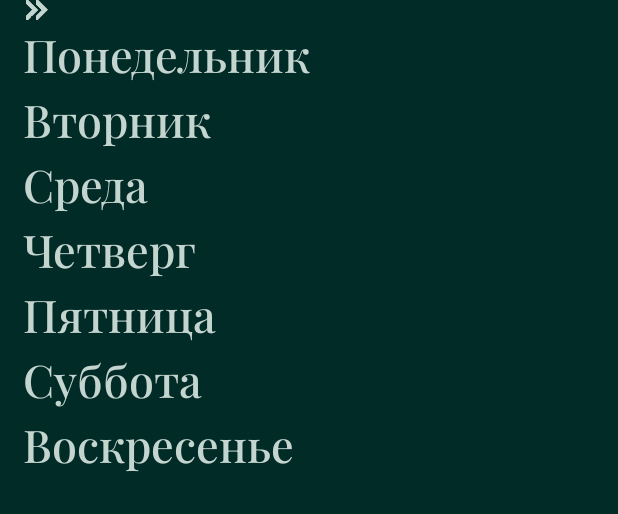
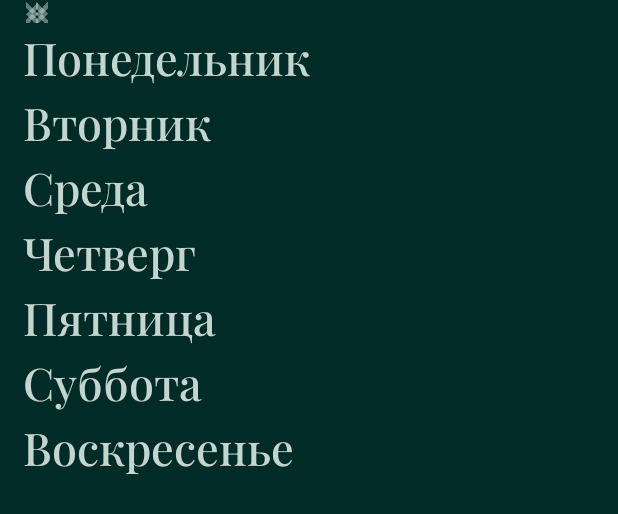
Before and after one commit to madebyhidden/DPV_FA, an Android app: the layout activity_time_table.xml on its own in the app's theme, with its tools: preview values and no code run, on a phone screen of 412 x 824 dp. Shown: the top 514 px of the screen. Run offline under Robolectric (Android 15) with nearby library versions, the phone set to English and light mode, and no system bars.

Commit message:
v = 0.6.6

```diff
--- a/app/src/main/res/layout/activity_time_table.xml
+++ b/app/src/main/res/layout/activity_time_table.xml
@@ -14,6 +14,18 @@
         android:layout_width="wrap_content"
         android:layout_height="wrap_content"
         tools:ignore="MissingConstraints">
+        <ImageView
+            android:id="@+id/imageView4"
+            android:layout_width="49dp"
+            android:layout_height="13dp"
+            android:layout_gravity="center_vertical|left"
+            android:rotation="180"
+            android:contentDescription="Arrow"
+            android:layout_marginTop="2dp"
+            android:alpha="0.5"
+            android:scaleX="2"
+            android:scaleY="2"
+            android:src="@drawable/arrowtrans" />
 
         <ImageView
             android:id="@+id/imageView3"
@@ -21,9 +33,13 @@
             android:layout_height="13dp"
             android:layout_gravity="center_vertical|right"
             android:contentDescription="Arrow"
+            android:layout_marginTop="2dp"
+            android:alpha="0.5"
             android:scaleX="2"
             android:scaleY="2"
             android:src="@drawable/arrowtrans" />
+
+
 
         <androidx.recyclerview.widget.RecyclerView
             android:id="@+id/timetable_rvDate"
--- a/app/src/main/res/layout/item_timetable.xml
+++ b/app/src/main/res/layout/item_timetable.xml
@@ -4,7 +4,10 @@
     xmlns:tools="http://schemas.android.com/tools"
     android:layout_width="match_parent"
     android:layout_height="wrap_content"
-    android:layout_margin="7dp"
+    android:layout_marginBottom="10dp"
+    android:layout_marginTop="10dp"
+    android:layout_marginStart="30dp"
+    android:layout_marginEnd="30dp"
     app:cardCornerRadius="8dp"
     app:cardBackgroundColor="#1E3C3B">
 
```
